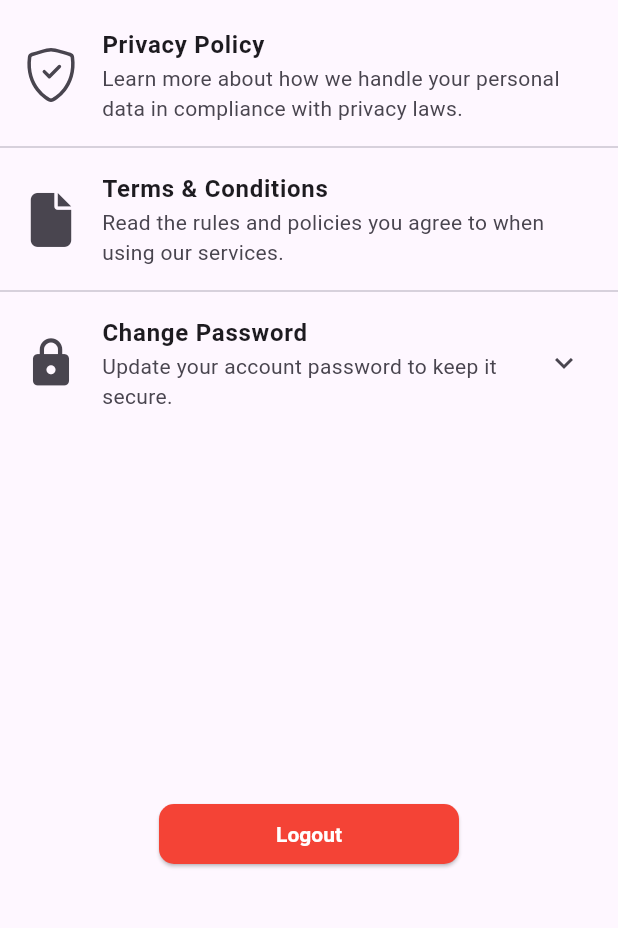
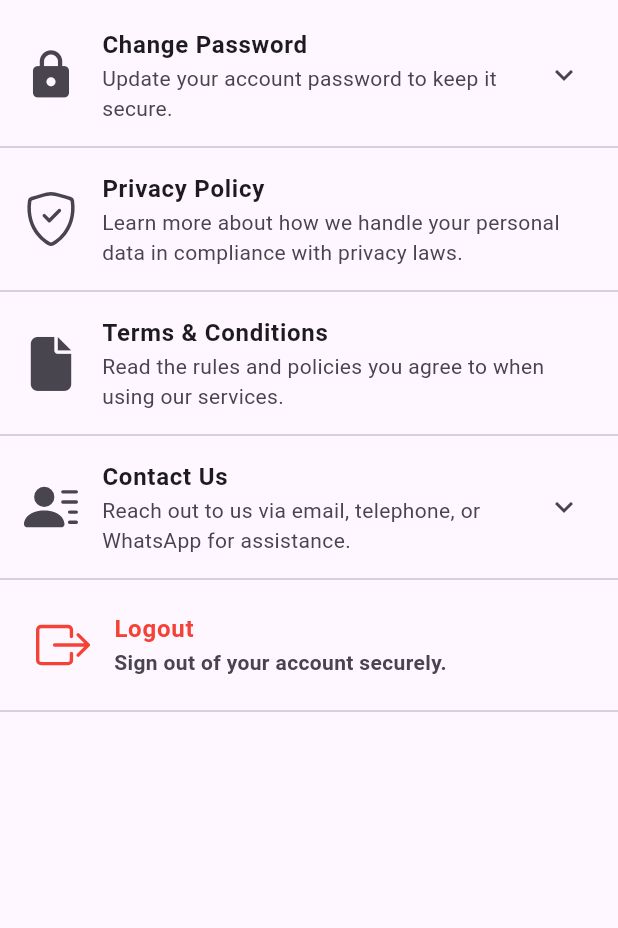
Before and after one commit to alifzidanr/simpeg2, a Flutter app: the AccountSettingsPage screen opened directly with empty values, on a phone screen of 412 x 824 dp, the part 84-1012 px from its top. Run offline on Flutter 3.47's test engine with Material 3 defaults, Android fonts, the light colour scheme and no system bars; our stand-ins replace fl_chart, google_fonts, icons_plus, image_picker, permission_handler, shared_preferences and 1 more; accounts and stored records are empty.

Commit message:
29th commit

```diff
--- a/lib/account_settings_page.dart
+++ b/lib/account_settings_page.dart
@@ -5,6 +5,7 @@ import 'terms_and_conditions_modal.dart'; // Import the modal file
 import 'database_helper.dart';
 import 'login_page.dart';
 import 'privacy_policy_modal.dart'; // Import the new privacy policy modal file
+import 'package:url_launcher/url_launcher.dart'; // For launching URLs
 
 class AccountSettingsPage extends StatefulWidget {
   final String idPegawai;
@@ -19,7 +20,8 @@ class _AccountSettingsPageState extends State<AccountSettingsPage> {
   final TextEditingController _currentPasswordController = TextEditingController();
   final TextEditingController _newPasswordController = TextEditingController();
   final TextEditingController _confirmPasswordController = TextEditingController();
-  bool _isExpanded = false; // Control the expansion of the accordion
+  bool _isExpanded = false; // For Change Password accordion
+  bool _isContactExpanded = false; // For Contact Information accordion
 
   void _updatePassword() async {
     String currentPassword = _currentPasswordController.text;
@@ -122,12 +124,20 @@ class _AccountSettingsPageState extends State<AccountSettingsPage> {
     );
   }
 
+  // Function to open WhatsApp chat
+  void _openWhatsApp(String number) async {
+    final url = "https://wa.me/$number";
+    if (await canLaunch(url)) {
+      await launch(url);
+    } else {
+      ScaffoldMessenger.of(context).showSnackBar(
+        SnackBar(content: Text('Could not open WhatsApp.')),
+      );
+    }
+  }
+
   @override
   Widget build(BuildContext context) {
-    final double availableHeight = MediaQuery.of(context).size.height -
-        kToolbarHeight -
-        MediaQuery.of(context).padding.top;
-
     return Scaffold(
       appBar: AppBar(
         title: Text(
@@ -149,49 +159,11 @@ class _AccountSettingsPageState extends State<AccountSettingsPage> {
       body: SafeArea(
         child: SingleChildScrollView(
           padding: EdgeInsets.only(bottom: MediaQuery.of(context).viewInsets.bottom),
-          child: Column(
-            children: [
-              Padding(
+          child: Padding(
             padding: const EdgeInsets.only(top: 10.0),
             child: Column(
               children: [
-                    ListTile(
-                      leading: Icon(Bootstrap.shield_check, size: 36), // Smaller icon size
-                      onTap: _showPrivacyPolicyModal,
-                      title: Text(
-                        'Privacy Policy',
-                        style: TextStyle(
-                          fontWeight: FontWeight.bold,
-                          fontSize: 16, // Slightly smaller font size
-                        ),
-                      ),
-                      subtitle: Text(
-                        'Learn more about how we handle your personal data in compliance with privacy laws.',
-                        style: TextStyle(fontSize: 14), // Smaller subtitle font
-                      ),
-                    ),
-                    Divider(), // Adds a divider between list items
-                    ListTile(
-                      leading: Icon(FontAwesome.file, size: 36), // Smaller icon size
-                      onTap: _showTermsAndConditionsModal,
-                      title: Text(
-                        'Terms & Conditions',
-                        style: TextStyle(
-                          fontWeight: FontWeight.bold,
-                          fontSize: 16, // Slightly smaller font size
-                        ),
-                      ),
-                      subtitle: Text(
-                        'Read the rules and policies you agree to when using our services.',
-                        style: TextStyle(fontSize: 14), // Smaller subtitle font
-                      ),
-                    ),
-                    Divider(), // This divider separates Terms & Conditions from Change Password
-                  ],
-                ),
-              ),
-
-              // Custom Accordion for Change Password
+                // Change Password section
                 GestureDetector(
                   onTap: () {
                     setState(() {
@@ -220,35 +192,42 @@ class _AccountSettingsPageState extends State<AccountSettingsPage> {
                   duration: Duration(milliseconds: 300),
                   height: _isExpanded ? null : 0,
                   child: Padding(
-                  padding: const EdgeInsets.symmetric(horizontal: 16.0),
+                    padding: const EdgeInsets.symmetric(horizontal: 24.0),
                     child: Column(
                       children: [
+                        SizedBox(height: 12),
                         TextField(
                           controller: _currentPasswordController,
                           decoration: InputDecoration(
                             labelText: 'Current Password',
                             hintText: 'Enter your current password',
+                            prefixIcon: Icon(Bootstrap.arrow_repeat), // Corresponding icon
                             border: OutlineInputBorder(),
+                            contentPadding: EdgeInsets.only(left: 12, top: 12, bottom: 12),
                           ),
                           obscureText: true,
                         ),
-                      SizedBox(height: 16),
+                        SizedBox(height: 12),
                         TextField(
                           controller: _newPasswordController,
                           decoration: InputDecoration(
                             labelText: 'New Password',
                             hintText: 'Enter your new password',
+                            prefixIcon: Icon(Bootstrap.check2), // Corresponding icon
                             border: OutlineInputBorder(),
+                            contentPadding: EdgeInsets.only(left: 12, top: 12, bottom: 12),
                           ),
                           obscureText: true,
                         ),
-                      SizedBox(height: 16),
+                        SizedBox(height: 12),
                         TextField(
                           controller: _confirmPasswordController,
                           decoration: InputDecoration(
                             labelText: 'Confirm New Password',
                             hintText: 'Re-enter your new password',
+                            prefixIcon: Icon(Bootstrap.check2_all), // Corresponding icon
                             border: OutlineInputBorder(),
+                            contentPadding: EdgeInsets.only(left: 12, top: 12, bottom: 12),
                           ),
                           obscureText: true,
                         ),
@@ -277,26 +256,180 @@ class _AccountSettingsPageState extends State<AccountSettingsPage> {
                     ),
                   ),
                 ),
-              SizedBox(height: 250),
-              SizedBox(
-                width: 200,
-                child: ElevatedButton(
-                  onPressed: _logout,
-                  child: Text('Logout'),
-                  style: ElevatedButton.styleFrom(
-                    backgroundColor: Colors.red, // Red background
-                    foregroundColor: Colors.white, // White font color
-                    shape: RoundedRectangleBorder(
-                      borderRadius: BorderRadius.circular(10), // Rectangle with 10 border radius
+                Divider(), // Divider between sections
+
+                // Privacy Policy
+                ListTile(
+                  leading: Icon(Bootstrap.shield_check, size: 36),
+                  onTap: _showPrivacyPolicyModal,
+                  title: Text(
+                    'Privacy Policy',
+                    style: TextStyle(
+                      fontWeight: FontWeight.bold,
+                      fontSize: 16,
                     ),
-                    textStyle: TextStyle(
-                      fontFamily: 'Roboto',
-                      fontWeight: FontWeight.bold, // Bold font
+                  ),
+                  subtitle: Text(
+                    'Learn more about how we handle your personal data in compliance with privacy laws.',
+                    style: TextStyle(fontSize: 14),
+                  ),
+                ),
+                Divider(),
+                // Terms & Conditions
+                ListTile(
+                  leading: Icon(FontAwesome.file, size: 36),
+                  onTap: _showTermsAndConditionsModal,
+                  title: Text(
+                    'Terms & Conditions',
+                    style: TextStyle(
+                      fontWeight: FontWeight.bold,
+                      fontSize: 16,
+                    ),
+                  ),
+                  subtitle: Text(
+                    'Read the rules and policies you agree to when using our services.',
+                    style: TextStyle(fontSize: 14),
+                  ),
+                ),
+                Divider(),
+                // Contact Information Accordion
+GestureDetector(
+  onTap: () {
+    setState(() {
+      _isContactExpanded = !_isContactExpanded;
+    });
+  },
+  child: ListTile(
+    leading: Icon(Bootstrap.person_lines_fill, size: 36),
+    title: Text(
+      "Contact Us",
+      style: TextStyle(
+        fontWeight: FontWeight.bold,
+        fontSize: 16,
+        fontFamily: 'Roboto', // Roboto font bold
+      ),
+    ),
+    subtitle: Text(
+      'Reach out to us via email, telephone, or WhatsApp for assistance.',
+      style: TextStyle(fontSize: 14),
+    ),
+    trailing: Icon(
+      _isContactExpanded ? Icons.keyboard_arrow_up : Icons.keyboard_arrow_down,
     ),
   ),
 ),
+AnimatedContainer(
+  duration: Duration(milliseconds: 300),
+  height: _isContactExpanded ? null : 0,
+  child: Padding(
+    padding: const EdgeInsets.symmetric(horizontal: 70.0), // Kept reduced horizontal padding
+    child: Column(
+      crossAxisAlignment: CrossAxisAlignment.start,
+      children: [
+        ListTile(
+          leading: Icon(Bootstrap.envelope, size: 24),
+          title: Text(
+            'Email',
+            style: TextStyle(
+              fontWeight: FontWeight.bold,
+              fontSize: 14,
+              fontFamily: 'Roboto',
+            ),
+          ),
+          subtitle: Text(
+            'kesra@al-azhar.or.id',
+            style: TextStyle(
+              fontWeight: FontWeight.bold,
+              fontSize: 14,
+              fontFamily: 'Roboto',
+            ),
+          ),
+          contentPadding: EdgeInsets.zero, // Remove extra padding inside ListTile
+        ),
+        Divider(height: 1), // Reduce height of the divider
+        ListTile(
+          leading: Icon(Bootstrap.telephone_fill, size: 24),
+          title: Text(
+            'Telephone',
+            style: TextStyle(
+              fontWeight: FontWeight.bold,
+              fontSize: 14,
+              fontFamily: 'Roboto',
+            ),
+          ),
+          subtitle: Text(
+            '021-7261233 ext: 311',
+            style: TextStyle(
+              fontWeight: FontWeight.bold,
+              fontSize: 14,
+              fontFamily: 'Roboto',
+            ),
+          ),
+          contentPadding: EdgeInsets.zero,
+        ),
+        Divider(height: 1), // Reduce height of the divider
+        ListTile(
+          leading: Icon(Bootstrap.whatsapp, size: 24),
+          title: Text(
+            'WhatsApp',
+            style: TextStyle(
+              fontWeight: FontWeight.bold,
+              fontSize: 14,
+              fontFamily: 'Roboto',
+            ),
+          ),
+          subtitle: Text(
+            '08111995306',
+            style: TextStyle(
+              fontWeight: FontWeight.bold,
+              fontSize: 14,
+              fontFamily: 'Roboto',
+            ),
+          ),
+          trailing: Icon(Bootstrap.arrow_right),
+          onTap: () {
+            _openWhatsApp("628111995306");
+          },
+          contentPadding: EdgeInsets.zero, // Remove extra padding inside ListTile
         ),
       ],
+    ),
+  ),
+),
+
+
+// Divider to separate contact information from Logout
+Divider(),
+
+// Logout ListTile with Correct Alignment
+Padding(
+  padding: const EdgeInsets.symmetric(horizontal: 24.0), // Consistent padding with previous ListTiles
+  child: ListTile(
+    contentPadding: EdgeInsets.zero, // Aligns the Logout item with the others
+    leading: Icon(Bootstrap.box_arrow_right, size: 36, color: Colors.red),
+    title: Text(
+      'Logout',
+      style: TextStyle(
+        fontWeight: FontWeight.bold,
+        fontSize: 16,
+        fontFamily: 'Roboto', // Roboto font bold
+        color: Colors.red, // Red font color for Logout
+      ),
+    ),
+    subtitle: Text(
+      'Sign out of your account securely.',
+      style: TextStyle(
+        fontWeight: FontWeight.bold,
+        fontSize: 14,
+        fontFamily: 'Roboto', // Roboto font bold
+      ),
+    ),
+    onTap: _logout, // Calling logout function on tap
+  ),
+),
+Divider(),
+              ],
+            ),
           ),
         ),
       ),
--- a/pubspec.yaml
+++ b/pubspec.yaml
@@ -45,6 +45,7 @@ dependencies:
   dio: ^5.7.0
   crypto: ^3.0.5
   accordion: ^2.6.0
+  url_launcher: ^6.3.1
 
 
   # The following adds the Cupertino Icons font to your application.
```
Also changed, not shown: pubspec.lock, 6 other files. Lines whose indentation alone changed are shown as unchanged.
